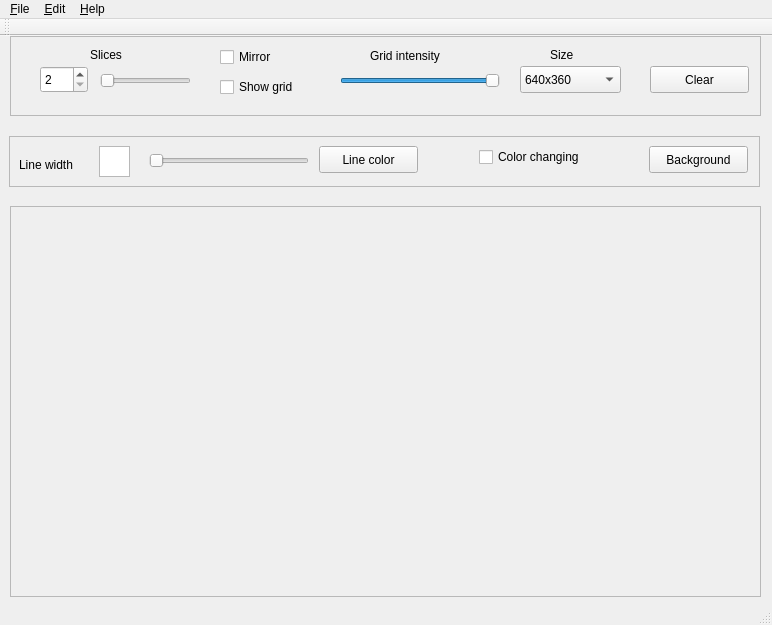
Qt form Mandala/src/ui/MainWindow.ui (LaurenRolan/Mandala) before a commit.
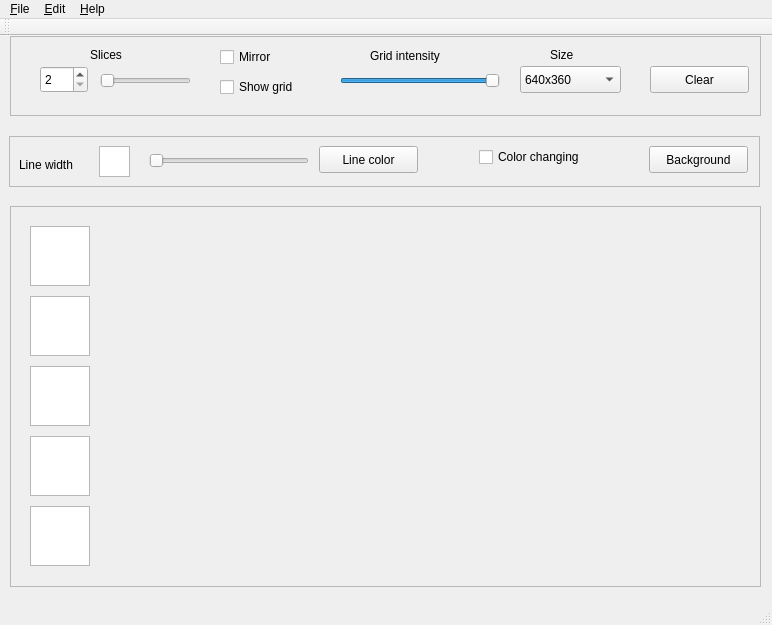
The same form after that commit. Custom widgets are drawn as their Qt base class.

The edit to the form file:
```diff
--- a/Mandala/src/ui/MainWindow.ui
+++ b/Mandala/src/ui/MainWindow.ui
@@ -197,7 +197,7 @@
       <x>10</x>
       <y>170</y>
       <width>751</width>
-      <height>391</height>
+      <height>381</height>
      </rect>
     </property>
     <property name="sizePolicy">
@@ -215,13 +215,63 @@
     <widget class="MandalaPainter" name="widget" native="true">
      <property name="geometry">
       <rect>
-       <x>50</x>
+       <x>100</x>
        <y>10</y>
        <width>640</width>
        <height>360</height>
       </rect>
      </property>
     </widget>
+    <widget class="QGraphicsView" name="square">
+     <property name="geometry">
+      <rect>
+       <x>20</x>
+       <y>20</y>
+       <width>60</width>
+       <height>60</height>
+      </rect>
+     </property>
+    </widget>
+    <widget class="QGraphicsView" name="circle">
+     <property name="geometry">
+      <rect>
+       <x>20</x>
+       <y>90</y>
+       <width>60</width>
+       <height>60</height>
+      </rect>
+     </property>
+    </widget>
+    <widget class="QGraphicsView" name="triangle">
+     <property name="geometry">
+      <rect>
+       <x>20</x>
+       <y>160</y>
+       <width>60</width>
+       <height>60</height>
+      </rect>
+     </property>
+    </widget>
+    <widget class="QGraphicsView" name="hexagon">
+     <property name="geometry">
+      <rect>
+       <x>20</x>
+       <y>230</y>
+       <width>60</width>
+       <height>60</height>
+      </rect>
+     </property>
+    </widget>
+    <widget class="QGraphicsView" name="arc">
+     <property name="geometry">
+      <rect>
+       <x>20</x>
+       <y>300</y>
+       <width>60</width>
+       <height>60</height>
+      </rect>
+     </property>
+    </widget>
    </widget>
    <widget class="QFrame" name="frame_3">
     <property name="geometry">
```
